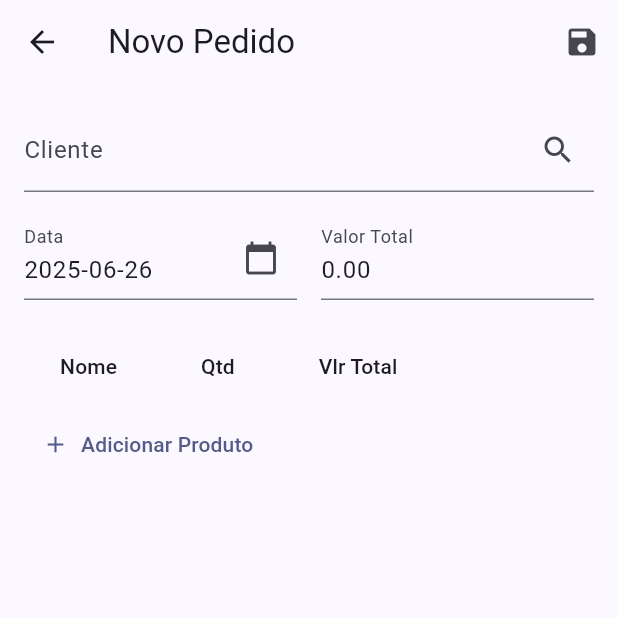
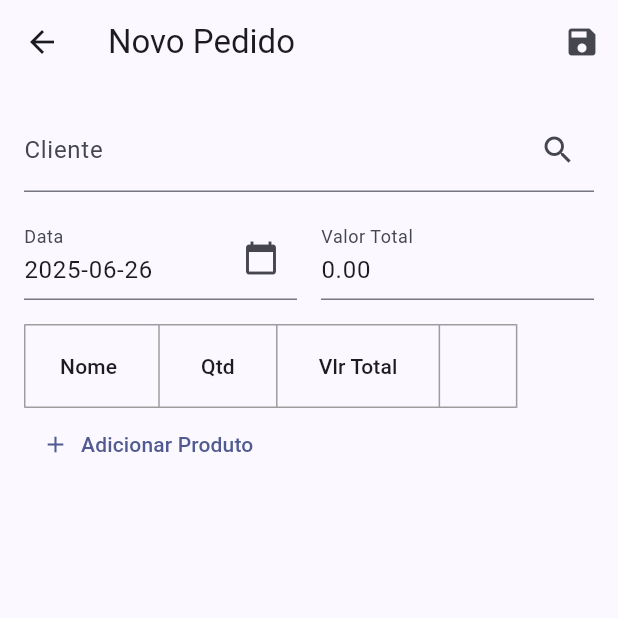
Before and after one commit to ftcconsultoria/siscontRestaurantesV2, a Flutter app: the OrderFormScreen screen opened directly with empty values, on a phone screen of 412 x 824 dp, the top half of it. Run offline on Flutter 3.47's test engine with Material 3 defaults, Android fonts, the phone set to English and light mode, and no system bars; our stand-ins replace cached_network_image, cross_file, flutter_image_compress, image_picker, share_plus, shared_preferences and 2 more; missing offline and left inert: mobile_scanner; accounts and stored records are empty.

Commit message:
Add border to order items table

```diff
--- a/lib/screens/order_form_screen.dart
+++ b/lib/screens/order_form_screen.dart
@@ -497,6 +497,7 @@ class _OrderFormScreenState extends State<OrderFormScreen> {
           SingleChildScrollView(
             scrollDirection: Axis.horizontal,
             child: DataTable(
+              border: TableBorder.all(color: Colors.grey),
               columns: const [
                 DataColumn(label: Text('Nome')),
                 DataColumn(label: Text('Qtd')),
```
